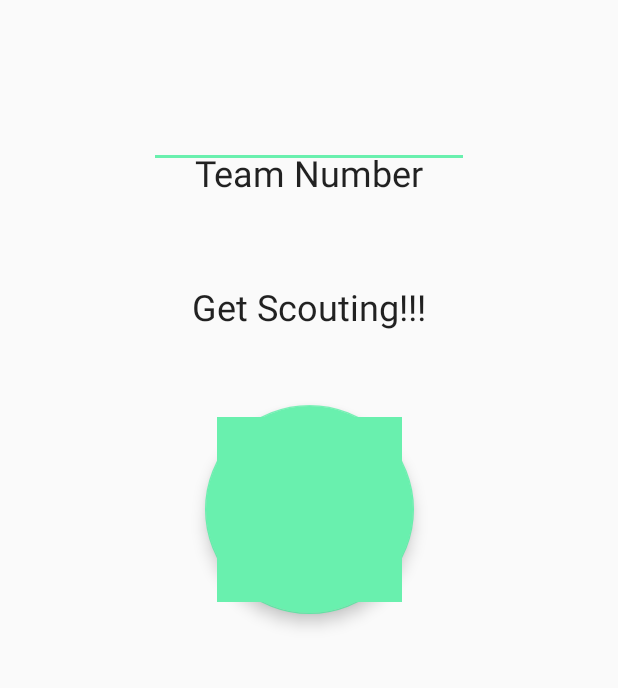
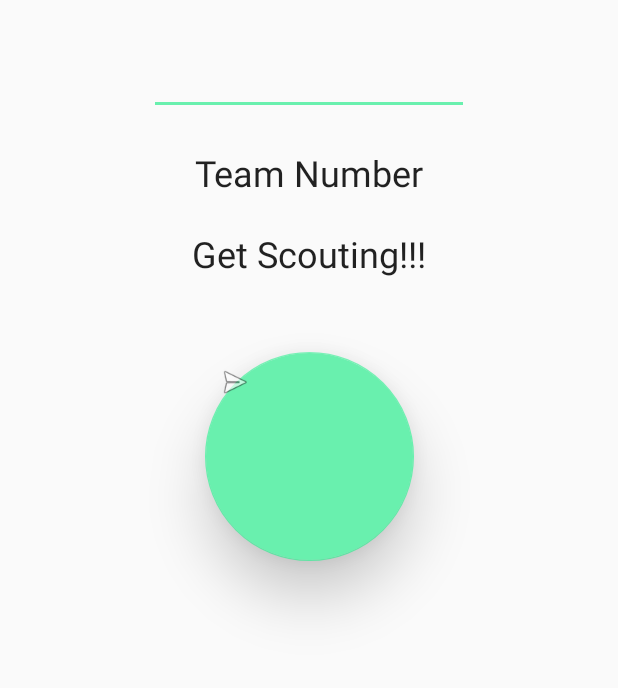
Before and after one commit to EliasRojasC/NoMythicScouting, an Android app: the screen it shows after launch (MainActivity), on a phone screen of 412 x 824 dp, the part 322-1010 px from its top. Run offline under Robolectric (Android 15) with nearby library versions, the phone set to English and light mode, and no system bars.

Commit message:
Finished All functionality of app

```diff
--- a/app/src/main/AndroidManifest.xml
+++ b/app/src/main/AndroidManifest.xml
@@ -10,12 +10,15 @@
         android:supportsRtl="true"
         android:theme="@style/AppTheme">
         <activity android:name=".MainActivity">
+
             <intent-filter>
                 <action android:name="android.intent.action.MAIN" />
 
                 <category android:name="android.intent.category.LAUNCHER" />
             </intent-filter>
+
         </activity>
+
         <activity android:name=".FormActivity">
 
         </activity>
--- a/app/src/main/java/com/example/elias/nomythicscouting/MainActivity.java
+++ b/app/src/main/java/com/example/elias/nomythicscouting/MainActivity.java
@@ -5,6 +5,7 @@ import android.support.design.widget.FloatingActionButton;
 import android.support.v7.app.AppCompatActivity;
 import android.os.Bundle;
 import android.view.View;
+import android.view.WindowManager;
 import android.widget.Button;
 import android.widget.EditText;
 
@@ -14,6 +15,7 @@ public class MainActivity extends AppCompatActivity {
     protected void onCreate(Bundle savedInstanceState) {
         super.onCreate(savedInstanceState);
         setContentView(R.layout.activity_main);
+        getWindow().setSoftInputMode(WindowManager.LayoutParams.SOFT_INPUT_STATE_HIDDEN);
         final FloatingActionButton button = (FloatingActionButton) findViewById(R.id.floatingActionButtonPassThruToForm);
         button.setOnClickListener(new View.OnClickListener() {
             public void onClick(View v) {
--- a/app/src/main/res/layout/activity_main.xml
+++ b/app/src/main/res/layout/activity_main.xml
@@ -25,16 +25,18 @@
         android:id="@+id/floatingActionButtonPassThruToForm"
         android:layout_width="141dp"
         android:layout_height="139dp"
+        android:layout_marginBottom="235dp"
+        android:layout_marginLeft="8dp"
+        android:layout_marginRight="8dp"
         android:clickable="true"
+        app:elevation="23dp"
         app:fabSize="mini"
-        app:srcCompat="@color/colorAccent"
-        android:layout_marginRight="8dp"
+        app:layout_constraintBottom_toBottomOf="parent"
+        app:layout_constraintHorizontal_bias="0.501"
+        app:layout_constraintLeft_toLeftOf="parent"
         app:layout_constraintRight_toRightOf="parent"
-        android:layout_marginLeft="8dp"
-        app:layout_constraintLeft_toLeftOf="parent"
-        app:layout_constraintBottom_toBottomOf="parent"
-        android:layout_marginBottom="200dp"
-        app:layout_constraintHorizontal_bias="0.501" />
+        app:srcCompat="@android:drawable/ic_menu_send"/>
+
 
     <TextView
         android:id="@+id/textView6TeamNumberLabel"
--- a/app/src/main/res/layout/form.xml
+++ b/app/src/main/res/layout/form.xml
@@ -28,6 +28,7 @@
             android:layout_marginRight="8dp"
             android:layout_marginTop="297dp"
             android:text="Reset"
+            android:onClick="setTimerCount"
             app:layout_constraintHorizontal_bias="0.867"
             app:layout_constraintLeft_toLeftOf="parent"
             app:layout_constraintRight_toRightOf="parent"
@@ -105,6 +106,7 @@
             android:layout_width="wrap_content"
             android:layout_height="wrap_content"
             android:text="Start"
+            android:onClick="setTimerCount"
             android:layout_marginTop="16dp"
             app:layout_constraintTop_toBottomOf="@+id/textView5Timer"
             android:layout_marginLeft="8dp"
@@ -118,6 +120,7 @@
             android:layout_width="wrap_content"
             android:layout_height="wrap_content"
             android:text="Stop"
+            android:onClick="setTimerCount"
             android:layout_marginTop="16dp"
             app:layout_constraintTop_toBottomOf="@+id/textView5Timer"
             android:layout_marginRight="8dp"
```
Also changed, not shown: app/src/main/java/com/example/elias/nomythicscouting/FormActivity.java (+28 -16 lines), app/src/main/res/drawable-hdpi/ic_action_name.png (added), app/src/main/res/drawable-hdpi/nomythicicon.png (added), app/src/main/res/drawable-mdpi/ic_action_name.png (added), app/src/main/res/drawable-mdpi/nomythicicon.png (added), app/src/main/res/drawable-xhdpi/ic_action_name.png (added), app/src/main/res/drawable-xhdpi/nomythicicon.png (added), app/src/main/res/drawable-xxhdpi/ic_action_name.png (added), app/src/main/res/drawable-xxhdpi/nomythicicon.png (added).
